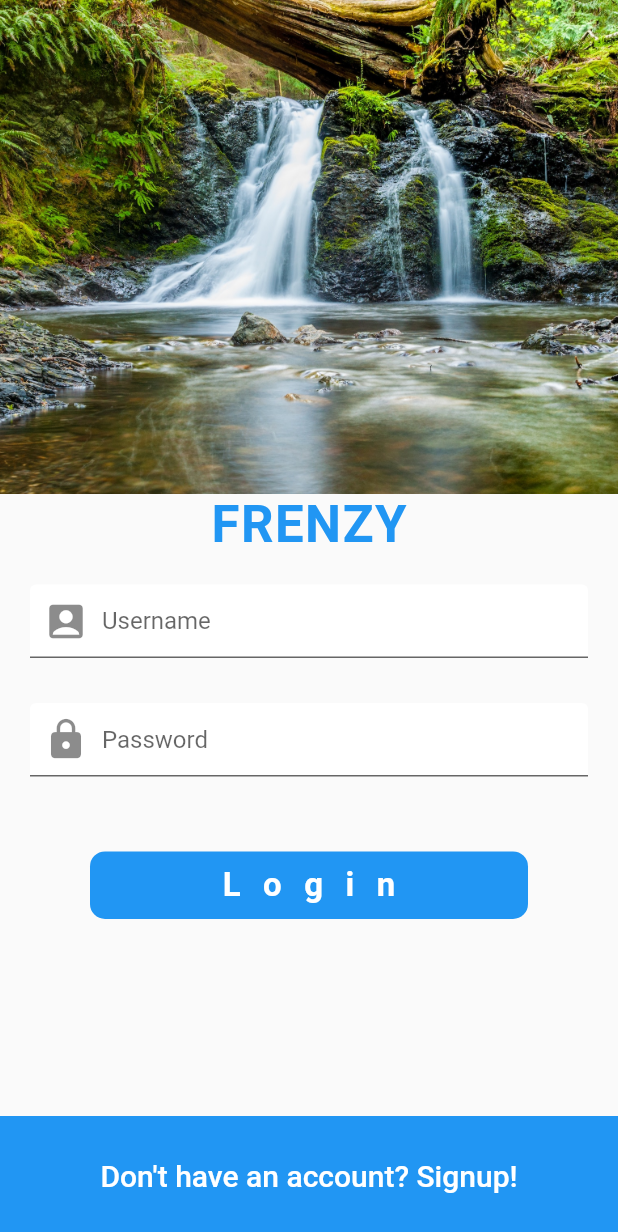
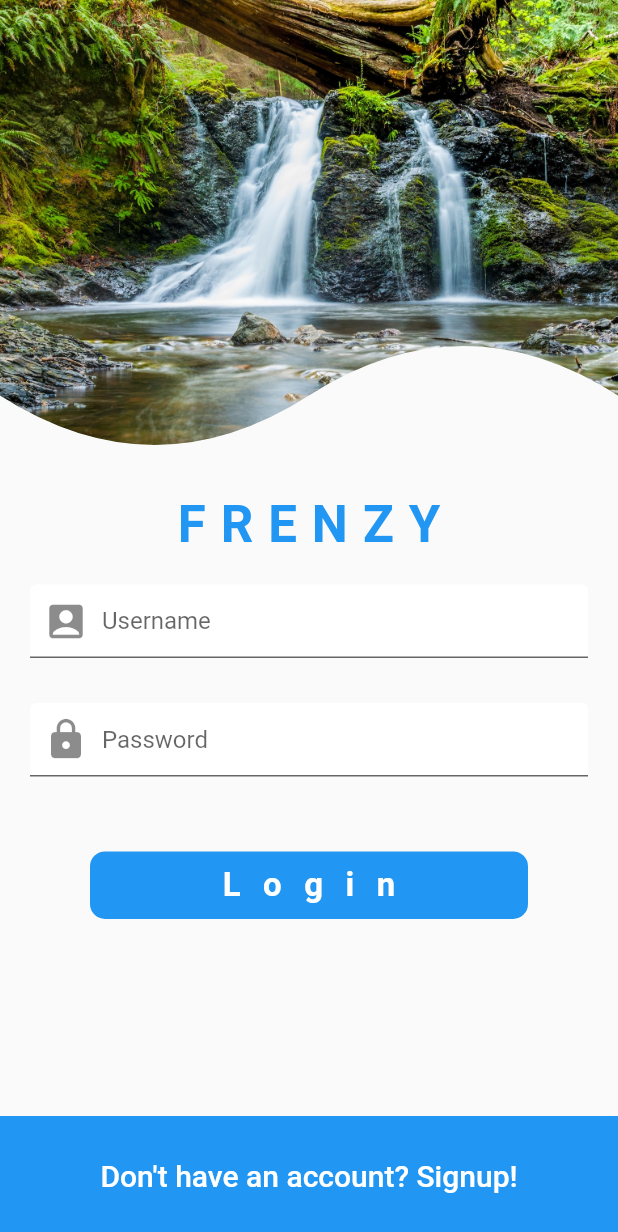
Before and after one commit to datanonymous/flutter_social, a Flutter app: the screen it shows after launch, on a phone screen of 412 x 824 dp. Shown: the top 1232 px of the screen. Run offline on Flutter 3.47's test engine with Material 2 defaults, Android fonts, the phone set to English and light mode, and no system bars.

Commit message:
9/2/2020

```diff
--- a/lib/screens/login_screen.dart
+++ b/lib/screens/login_screen.dart
@@ -1,4 +1,5 @@
 import 'package:flutter/material.dart';
+import 'package:flutter_social/widgets/curve_clipper.dart';
 
 class LoginScreen extends StatefulWidget {
   @override
@@ -14,11 +15,14 @@ class _LoginScreenState extends State<LoginScreen> {
           height: MediaQuery.of(context).size.height,
           child: Column(
             children: [
-              Image(
-                image: AssetImage('assets/images/login_background.jpg'),
-                height: MediaQuery.of(context).size.height / 2.5,
-                fit: BoxFit.cover,
-                width: double.infinity,
+              ClipPath(
+                clipper: CurveClipper(),
+                child: Image(
+                  image: AssetImage('assets/images/login_background.jpg'),
+                  height: MediaQuery.of(context).size.height / 2.5,
+                  fit: BoxFit.cover,
+                  width: double.infinity,
+                ),
               ),
               Text(
                 'FRENZY',
@@ -26,7 +30,7 @@ class _LoginScreenState extends State<LoginScreen> {
                   color: Theme.of(context).primaryColor,
                   fontSize: 34,
                   fontWeight: FontWeight.bold,
-                  letterSpacing: 1.0,
+                  letterSpacing: 10.0,
                 ),
               ),
               SizedBox(height: 10),
--- /dev/null
+++ b/lib/widgets/curve_clipper.dart
@@ -0,0 +1,24 @@
+import 'package:flutter/material.dart';
+
+class CurveClipper extends CustomClipper<Path> {
+  @override
+  getClip(Size size) {
+    Path path = Path();
+    path.lineTo(0, 4* size.height / 5);
+    Offset curvePoint1 = Offset(size.width / 4, size.height);
+    Offset centerPoint = Offset(size.width / 2, 4 * size.height / 5);
+    path.quadraticBezierTo(curvePoint1.dx, curvePoint1.dy, centerPoint.dx, centerPoint.dy);
+    Offset curvePoint2 = Offset(3 * size.width / 4, 3* size.height / 5);
+    Offset endPoint = Offset(size.width, 4 * size.height / 5);
+    path.quadraticBezierTo(curvePoint2.dx, curvePoint2.dy, endPoint.dx, endPoint.dy);
+    path.lineTo(size.width, 0);
+    path.close();
+    return path;
+  }
+
+  @override
+  bool shouldReclip(CustomClipper oldClipper) {
+    return false;
+  }
+
+}
```
